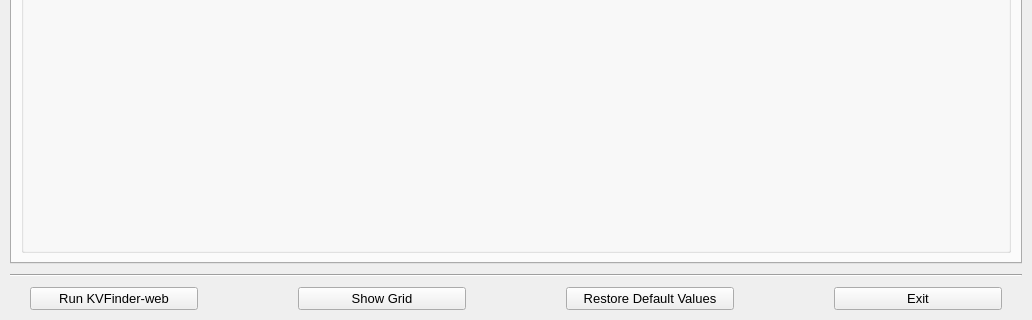
This is client/KVFinder-web-tools/KVFinder-web.ui in jvsguerra/kvfinder-ws as Qt 5 draws it before an edit; both pictures show x 0 to 1032 and y 387 to 707 of the 1032 by 707 pixel window. The edited form follows.
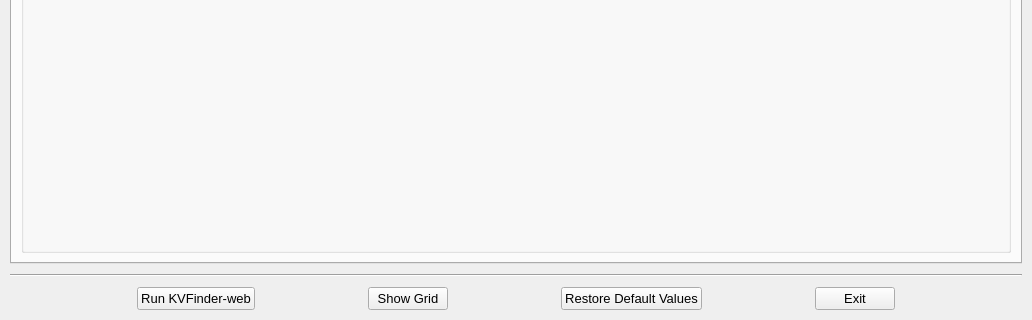
This is the edited form.

Commit message: Redefine size of button when resizing

The edit to the form file:
```diff
--- a/client/KVFinder-web-tools/KVFinder-web.ui
+++ b/client/KVFinder-web-tools/KVFinder-web.ui
@@ -105,7 +105,7 @@
     <item row="3" column="0">
      <layout class="QHBoxLayout" name="dialog_buttons">
       <property name="spacing">
-       <number>100</number>
+       <number>6</number>
       </property>
       <property name="leftMargin">
        <number>20</number>
@@ -115,6 +115,12 @@
       </property>
       <item>
        <widget class="QPushButton" name="button_run">
+        <property name="sizePolicy">
+         <sizepolicy hsizetype="Fixed" vsizetype="Fixed">
+          <horstretch>0</horstretch>
+          <verstretch>0</verstretch>
+         </sizepolicy>
+        </property>
         <property name="text">
          <string notr="true">Run KVFinder-web</string>
         </property>
@@ -122,6 +128,12 @@
       </item>
       <item>
        <widget class="QPushButton" name="button_grid">
+        <property name="sizePolicy">
+         <sizepolicy hsizetype="Fixed" vsizetype="Fixed">
+          <horstretch>0</horstretch>
+          <verstretch>0</verstretch>
+         </sizepolicy>
+        </property>
         <property name="text">
          <string>Show Grid</string>
         </property>
@@ -129,6 +141,12 @@
       </item>
       <item>
        <widget class="QPushButton" name="button_restore">
+        <property name="sizePolicy">
+         <sizepolicy hsizetype="Fixed" vsizetype="Fixed">
+          <horstretch>0</horstretch>
+          <verstretch>0</verstretch>
+         </sizepolicy>
+        </property>
         <property name="text">
          <string>Restore Default Values</string>
         </property>
@@ -136,6 +154,12 @@
       </item>
       <item>
        <widget class="QPushButton" name="button_exit">
+        <property name="sizePolicy">
+         <sizepolicy hsizetype="Fixed" vsizetype="Fixed">
+          <horstretch>0</horstretch>
+          <verstretch>0</verstretch>
+         </sizepolicy>
+        </property>
         <property name="text">
          <string notr="true">Exit</string>
         </property>
```
